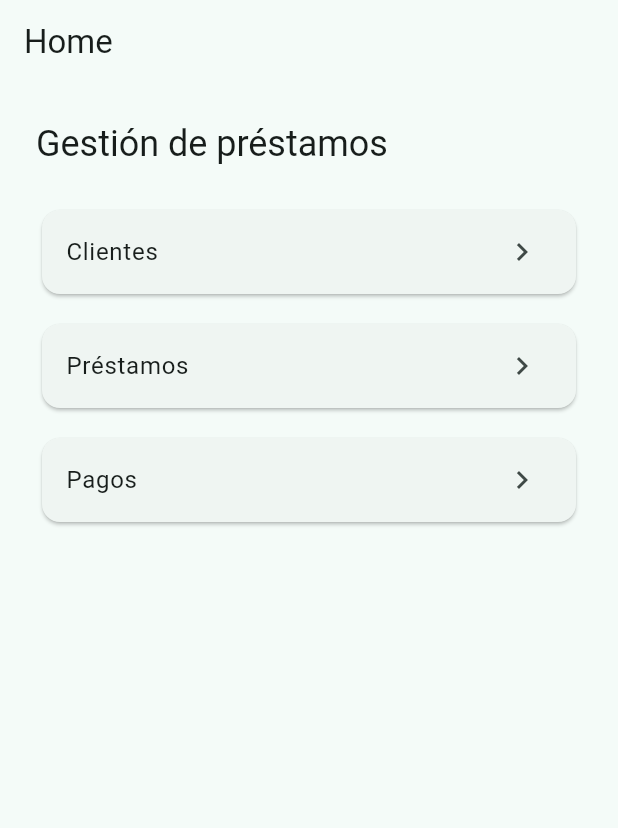
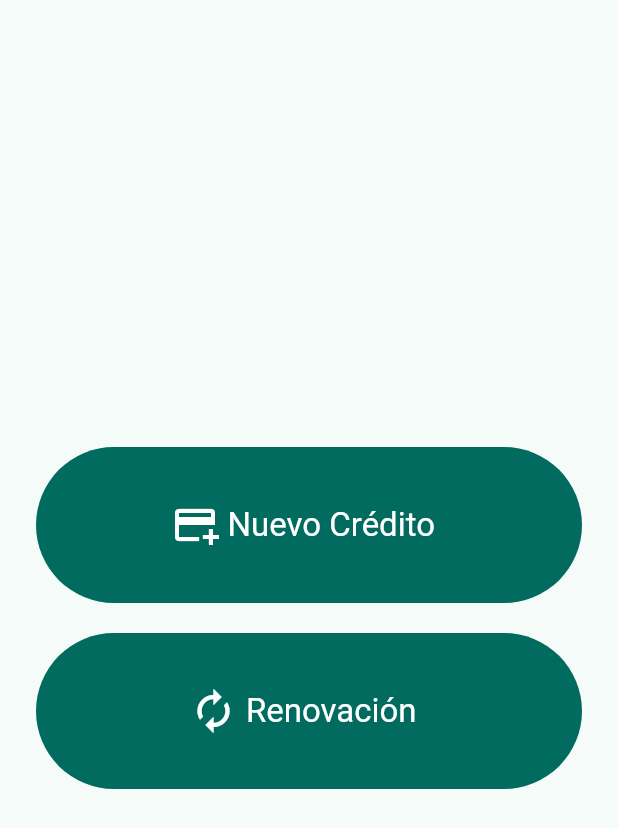
Before and after one commit to alexgzzm/cdmujer-app-prestamos, a Flutter app: the HomePage screen opened by its route, on a phone screen of 412 x 824 dp. Shown: the top 828 px of the screen. Run offline on Flutter 3.47's test engine with Material 3 defaults, Android fonts, the light colour scheme and no system bars; our stand-ins replace flutter_riverpod, flutter_secure_storage, go_router; accounts and stored records are empty; statements that could not run were skipped.

Commit message:
feat: add login flow and home actions

```diff
--- a/lib/app/router/app_router.dart
+++ b/lib/app/router/app_router.dart
@@ -5,12 +5,14 @@ import 'package:cdmujer_app_prestamos/features/payments/presentation/pages/payme
 import 'package:go_router/go_router.dart';
 
 final GoRouter appRouter = GoRouter(
-  initialLocation: '/',
+  initialLocation: '/login',
   routes: <RouteBase>[
-    GoRoute(path: '/', builder: (context, state) => const HomePage()),
+    GoRoute(path: '/', redirect: (context, state) => '/login'),
+    GoRoute(path: '/login', builder: (context, state) => const LoginPage()),
     GoRoute(path: '/home', builder: (context, state) => const HomePage()),
     GoRoute(path: '/clients', builder: (context, state) => const ClientsPage()),
     GoRoute(path: '/loans', builder: (context, state) => const LoansPage()),
     GoRoute(path: '/payments', builder: (context, state) => const PaymentsPage()),
   ],
 );
+import 'package:cdmujer_app_prestamos/features/auth/presentation/pages/login_page.dart';
--- /dev/null
+++ b/lib/core/constants/api_config.dart
@@ -0,0 +1,3 @@
+abstract final class ApiConfig {
+  static final Uri authEndpoint = Uri.parse('https://localhost:7127/api/auth');
+}
--- a/lib/features/home/presentation/pages/home_page.dart
+++ b/lib/features/home/presentation/pages/home_page.dart
@@ -1,4 +1,4 @@
-import 'package:cdmujer_app_prestamos/features/home/presentation/widgets/module_navigation_card.dart';
+import 'package:cdmujer_app_prestamos/features/home/presentation/widgets/home_action_button.dart';
 import 'package:flutter/material.dart';
 
 class HomePage extends StatelessWidget {
@@ -7,23 +7,29 @@ class HomePage extends StatelessWidget {
   @override
   Widget build(BuildContext context) {
     return Scaffold(
-      appBar: AppBar(title: const Text('Home')),
-      body: Padding(
-        padding: const EdgeInsets.all(24),
-        child: Column(
-          crossAxisAlignment: CrossAxisAlignment.stretch,
-          children: <Widget>[
-            Text(
-              'Gestión de préstamos',
-              style: Theme.of(context).textTheme.headlineSmall,
+      body: SafeArea(
+        child: Center(
+          child: ConstrainedBox(
+            constraints: const BoxConstraints(maxWidth: 520),
+            child: Padding(
+              padding: const EdgeInsets.all(24),
+              child: Column(
+                mainAxisAlignment: MainAxisAlignment.center,
+                crossAxisAlignment: CrossAxisAlignment.stretch,
+                children: const <Widget>[
+                  HomeActionButton(
+                    label: 'Nuevo Crédito',
+                    icon: Icons.add_card_outlined,
+                  ),
+                  SizedBox(height: 20),
+                  HomeActionButton(
+                    label: 'Renovación',
+                    icon: Icons.autorenew,
+                  ),
+                ],
+              ),
             ),
-            const SizedBox(height: 24),
-            const ModuleNavigationCard(label: 'Clientes', route: '/clients'),
-            const SizedBox(height: 12),
-            const ModuleNavigationCard(label: 'Préstamos', route: '/loans'),
-            const SizedBox(height: 12),
-            const ModuleNavigationCard(label: 'Pagos', route: '/payments'),
-          ],
+          ),
         ),
       ),
     );
--- /dev/null
+++ b/lib/features/home/presentation/widgets/home_action_button.dart
@@ -0,0 +1,21 @@
+import 'package:flutter/material.dart';
+
+class HomeActionButton extends StatelessWidget {
+  const HomeActionButton({required this.label, required this.icon, super.key});
+
+  final String label;
+  final IconData icon;
+
+  @override
+  Widget build(BuildContext context) {
+    return FilledButton.icon(
+      onPressed: () {},
+      icon: Icon(icon, size: 32),
+      label: Text(label),
+      style: FilledButton.styleFrom(
+        minimumSize: const Size.fromHeight(104),
+        textStyle: Theme.of(context).textTheme.titleLarge,
+      ),
+    );
+  }
+}
--- a/pubspec.yaml
+++ b/pubspec.yaml
@@ -11,6 +11,8 @@ dependencies:
     sdk: flutter
   flutter_riverpod: ^2.6.1
   go_router: ^14.8.1
+  http: ^1.3.0
+  flutter_secure_storage: ^9.2.4
 
 dev_dependencies:
   flutter_test:
```
Also changed, not shown: lib/features/auth/data/datasources/auth_remote_data_source.dart (added, +80 -0 lines), lib/features/auth/data/datasources/session_local_data_source.dart (added, +52 -0 lines), lib/features/auth/data/models/auth_session_model.dart (added, +13 -0 lines), lib/features/auth/data/models/authenticated_user_model.dart (added, +28 -0 lines), lib/features/auth/data/repositories/auth_repository_impl.dart (added, +28 -0 lines), lib/features/auth/domain/entities/auth_session.dart (added, +8 -0 lines), lib/features/auth/domain/entities/authenticated_user.dart (added, +13 -0 lines), lib/features/auth/domain/repositories/auth_repository.dart (added, +8 -0 lines), lib/features/auth/presentation/pages/login_page.dart (added, +147 -0 lines), lib/features/auth/presentation/providers/auth_providers.dart (added, +42 -0 lines), 2 other files.
